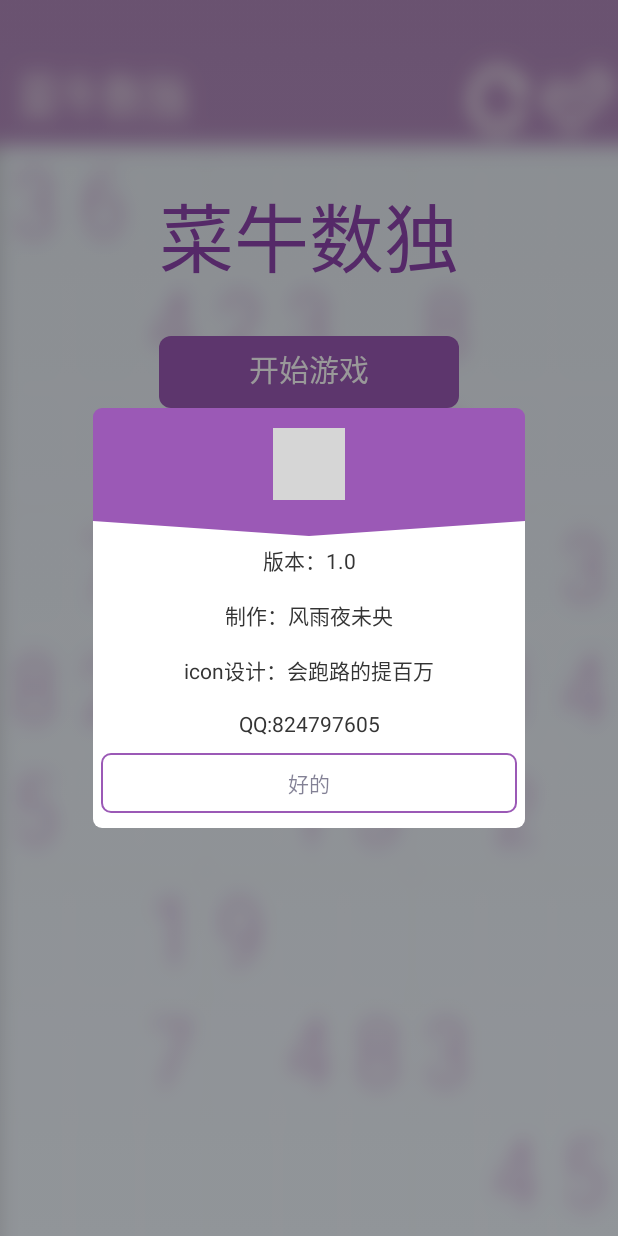
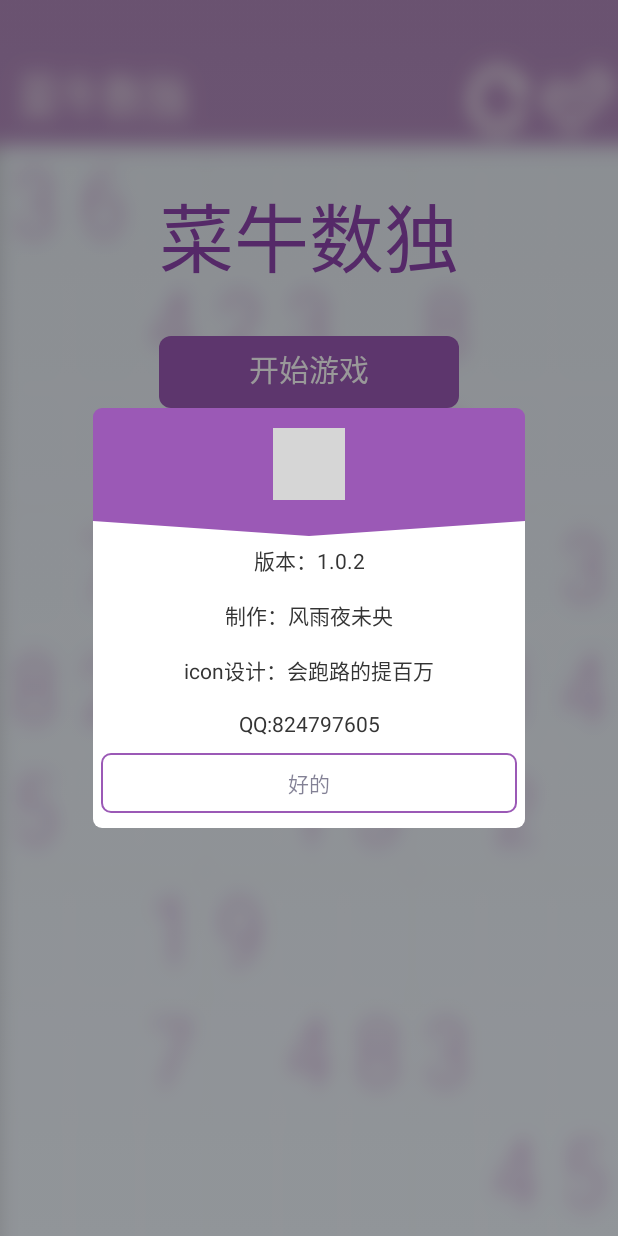
Before and after one commit to benxhinGH/Sudo, an Android app: the screen it shows after launch (StartActivity), after a tap on "关于菜牛", on a phone screen of 412 x 824 dp. Run offline under Robolectric (Android 15) with nearby library versions, the phone set to English and light mode, and no system bars; grey boxes are pictures that could not be loaded.

Commit message:
更新版本号，上次提交未成功修复启动错误，这次我找了真机调试，应该没问题了

```diff
--- a/app/build.gradle
+++ b/app/build.gradle
@@ -7,8 +7,8 @@ android {
         applicationId "com.lius.sudo"
         minSdkVersion 16
         targetSdkVersion 16
-        versionCode 1
-        versionName "1.0.1"
+        versionCode 2
+        versionName "1.0.2"
     }
     buildTypes {
         release {
--- a/app/src/main/java/com/lius/sudo/Dialog/LastDialog.java
+++ b/app/src/main/java/com/lius/sudo/Dialog/LastDialog.java
@@ -93,7 +93,7 @@ public class LastDialog extends Dialog{
         llTop.setBackgroundDrawable(shapeDrawable);
 
 
-        t1.setText("版本：1.0");
+        t1.setText("版本：1.0.2");
         t2.setText("制作：风雨夜未央");
         t3.setText("icon设计：会跑路的提百万" );
         t4.setText("QQ:824797605");
--- a/app/src/main/res/layout/startlayout.xml
+++ b/app/src/main/res/layout/startlayout.xml
@@ -3,13 +3,14 @@
     android:layout_width="match_parent"
     android:layout_height="match_parent"
     android:background="@drawable/background"
+
     >
     <TextView
         android:id="@+id/nametextview"
         android:layout_width="wrap_content"
         android:layout_height="wrap_content"
         android:text="菜牛数独"
-        android:textSize="50dp"
+        android:textSize="50sp"
         android:textColor="@color/purple"
         android:layout_centerHorizontal="true"
         android:layout_marginTop="120dp"/>
@@ -22,7 +23,7 @@
         android:layout_below="@+id/nametextview"
         android:layout_centerHorizontal="true"
         android:layout_marginTop="30dp"
-        android:textSize="20dp"
+        android:textSize="20sp"
         android:textColor="#ffffff"/>
     <com.lius.sudo.LButton
         android:layout_width="wrap_content"
@@ -33,7 +34,7 @@
         android:layout_below="@+id/startgame_button"
         android:layout_centerHorizontal="true"
         android:layout_marginTop="10dp"
-        android:textSize="20dp"
+        android:textSize="20sp"
         android:textColor="#ffffff"/>
     <com.lius.sudo.LButton
         android:layout_width="wrap_content"
@@ -44,7 +45,7 @@
         android:layout_below="@+id/read_archive_button"
         android:layout_centerHorizontal="true"
         android:layout_marginTop="10dp"
-        android:textSize="20dp"
+        android:textSize="20sp"
         android:textColor="#ffffff"/>
     <com.lius.sudo.LButton
         android:layout_width="wrap_content"
@@ -55,7 +56,7 @@
         android:layout_below="@+id/else_button"
         android:layout_centerHorizontal="true"
         android:layout_marginTop="10dp"
-        android:textSize="20dp"
+        android:textSize="20sp"
         android:textColor="#ffffff"/>
 
 </RelativeLayout>
--- a/app/src/main/res/values/styles.xml
+++ b/app/src/main/res/values/styles.xml
@@ -15,6 +15,7 @@
         <item name="android:windowTitleBackgroundStyle">@style/MyTitleBackground</item>
     </style>
     <style name="MyAppTheme" parent="android:Theme.Light">
+
 
     </style>
     <style name="loading_dialog" parent="android:style/Theme.Dialog">
```
Also changed, not shown: app/src/main/res/drawable-hdpi/background.png (added), app/src/main/res/drawable-hdpi/welcome.png (added), app/src/main/res/drawable-ldpi/background.png (added), app/src/main/res/drawable-ldpi/welcome.png (added), app/src/main/res/drawable-mdpi/background.png (added), app/src/main/res/drawable-mdpi/welcome.png (added), 1 other file.
